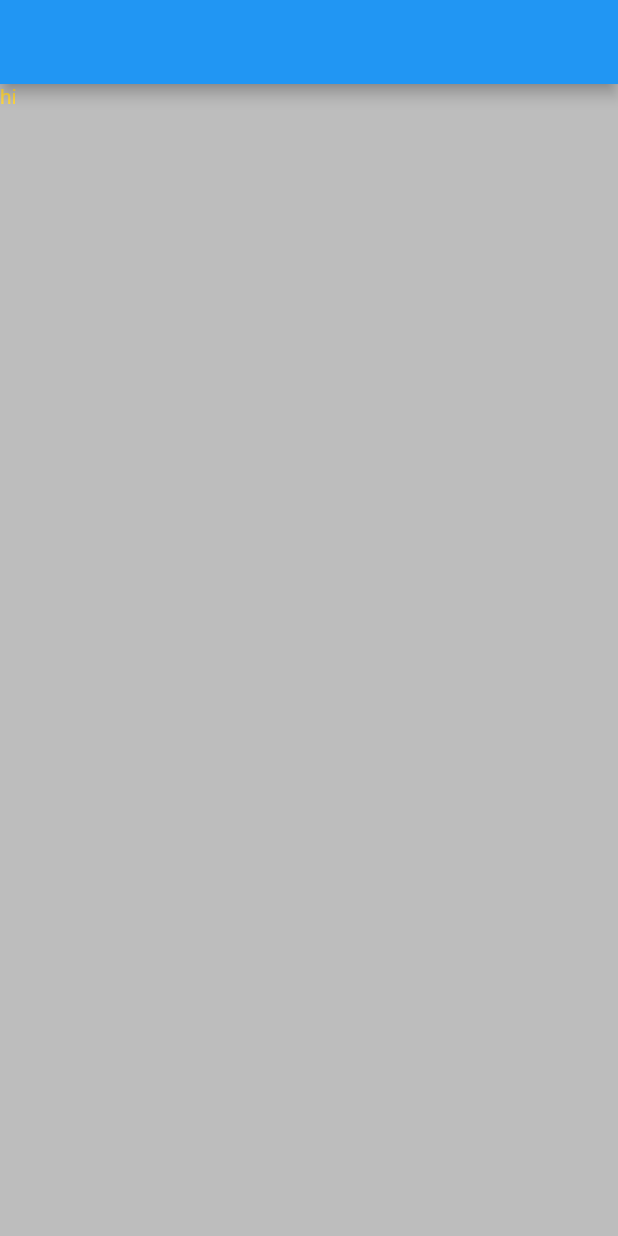
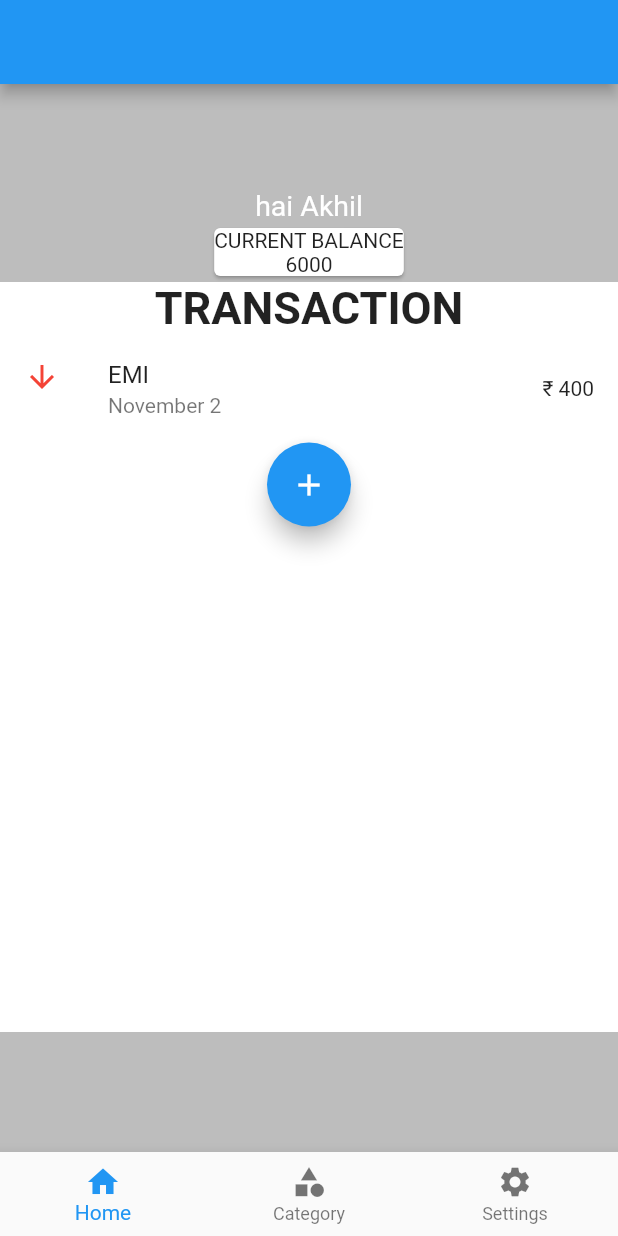
Before and after one commit to akhilbabu759/money-pouch, a Flutter app: the Home screen opened directly, on a phone screen of 412 x 824 dp. Run offline on Flutter 3.47's test engine with Material 2 defaults, Android fonts, the light colour scheme and no system bars; our stand-ins replace introduction_screen, shared_preferences; accounts and stored records are empty.

Commit message:
home page started7/11/22

```diff
--- a/lib/main.dart
+++ b/lib/main.dart
@@ -19,7 +19,7 @@ class MyApp extends StatelessWidget {
     return MaterialApp(
       title: 'money pouch',
       // theme: ThemeData(primaryColor: Color.fromARGB(255, 221, 224, 229)),
-      home:  InputName(),
+      home:  Home(),
     );
   }
 }
--- a/lib/pages/home.dart
+++ b/lib/pages/home.dart
@@ -12,12 +12,53 @@ class Home extends StatefulWidget {
 class _HomeState extends State<Home> {
   @override
   Widget build(BuildContext context) {
-    return  Scaffold(backgroundColor: Colors.black26,
-    appBar: AppBar(),
+    return Scaffold(
+      backgroundColor: Colors.black26,
+      appBar: AppBar(),
       body: SafeArea(
-        child: Text('hi',style: TextStyle(color: Colors.amberAccent),
-
+        child: Column(crossAxisAlignment: CrossAxisAlignment.center, children: [
+          SizedBox(
+            height: 70,
           ),
-      ));
+          Text('hai Akhil',
+              style: TextStyle(color: Colors.white, fontSize: 19)),
+          Card(
+            child: Column(children: [
+              Text('CURRENT BALANCE'),
+              Text('6000'),
+            ]),
+          ),
+          Container(
+            color: Colors.white,
+            height: 500,
+            child: Column(
+              children: [
+                Text('TRANSACTION',
+                    style:
+                        TextStyle(fontSize: 30, fontWeight: FontWeight.bold)),
+                ListTile(
+                  leading: Icon(
+                    Icons.arrow_downward,
+                    color: Colors.red,
+                  ),
+                  subtitle: Text('November 2'),
+                  title: Text('EMI'),
+                  trailing: Text('₹ 400'),
+                ),
+                FloatingActionButton(
+                  onPressed: () {},
+                  child: Icon(Icons.add),
+                )
+              ],
+            ),
+          )
+        ]),
+      ),
+      bottomNavigationBar: BottomNavigationBar(items: [
+        BottomNavigationBarItem(label: 'Home', icon: Icon(Icons.home)),
+        BottomNavigationBarItem(label: 'Category', icon: Icon(Icons.category)),
+         BottomNavigationBarItem(label: 'Settings', icon: Icon(Icons.settings))
+      ]),
+    );
   }
 }
```
